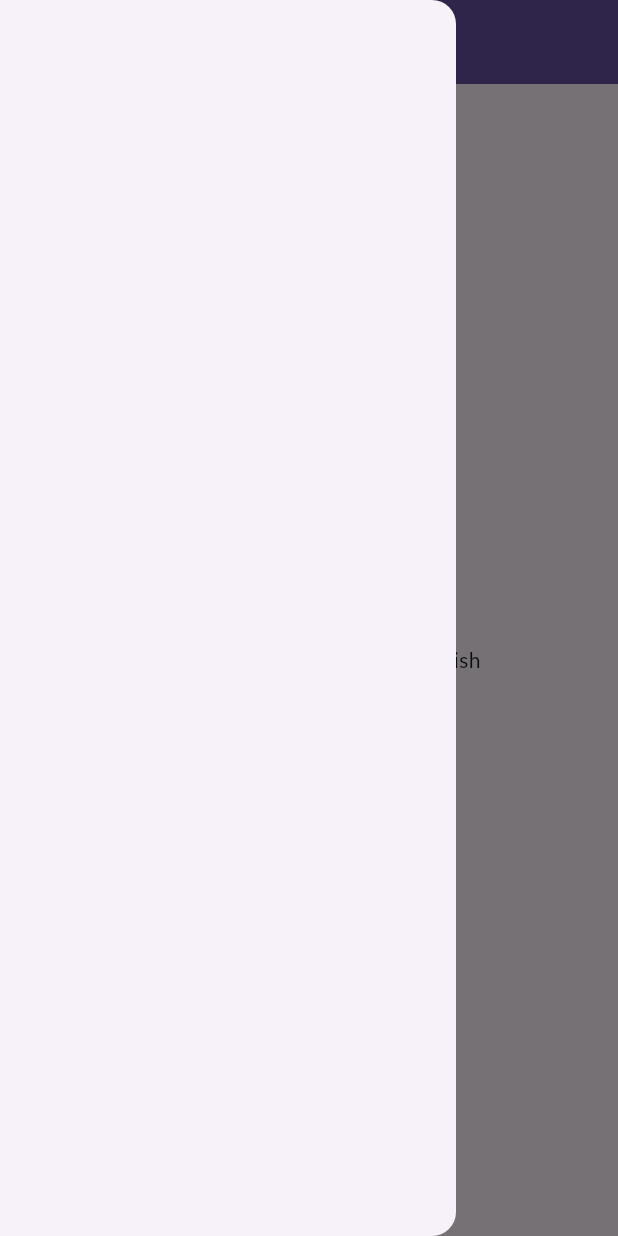
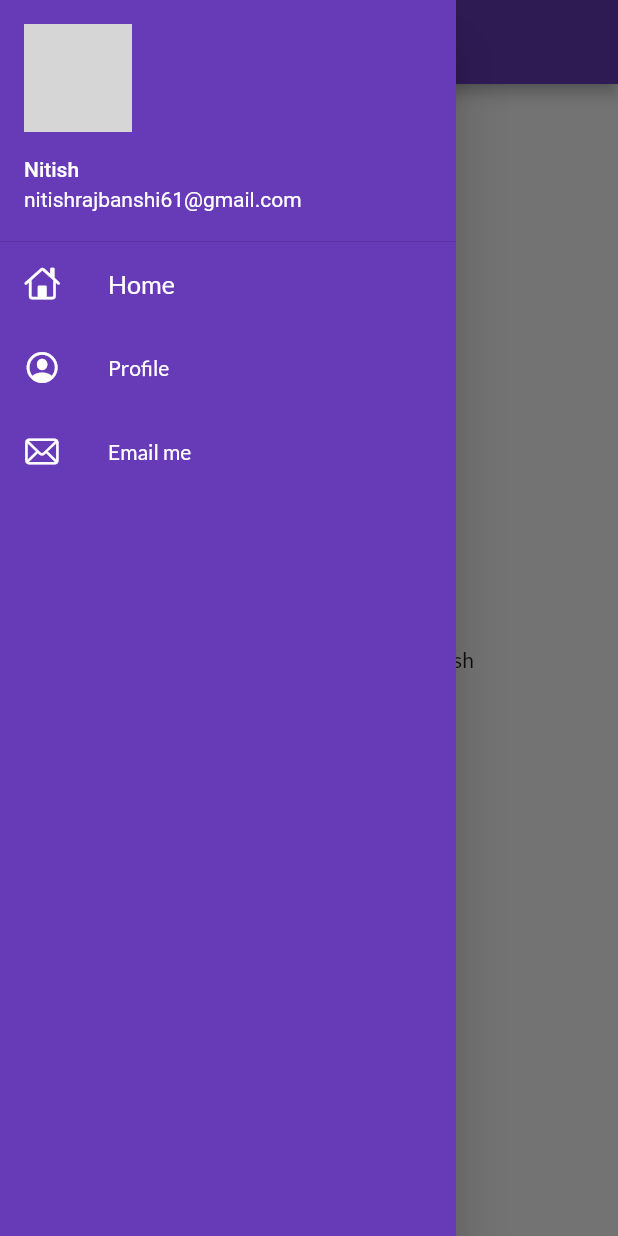
Before and after one commit to Nitish631/flutterStudy, a Flutter app: the screen it shows after launch, with the side drawer open, on a phone screen of 412 x 824 dp. Run offline on Flutter 3.47's test engine with Material 3 defaults, Android fonts, the phone set to English and light mode, and no system bars; our stand-ins replace google_fonts; network calls fail; grey boxes are pictures that could not be loaded.

Commit message:
commited for day5

```diff
--- a/lib/main.dart
+++ b/lib/main.dart
@@ -15,17 +15,17 @@
       debugShowCheckedModeBanner: false,
       themeMode: ThemeMode.light,
       theme: ThemeData(
-        primarySwatch: Colors.blue,
+        primarySwatch: Colors.deepPurple,
         brightness: Brightness.light,
         textTheme: GoogleFonts.latoTextTheme(),
-        // useMaterial3: false
+        useMaterial3: false
         ),
       // darkTheme: ThemeData(
       //   brightness: Brightness.dark
       // ),
       initialRoute: MyRoutes.homeRoute,
       routes: {
-        "/":(context)=>LoginPage(),
+        // "/":(context)=>LoginPage(),
         MyRoutes.homeRoute:(context)=>Homepage(),
         MyRoutes.loginRoute:(context)=>LoginPage()
       }
--- a/lib/screen/Homepage.dart
+++ b/lib/screen/Homepage.dart
@@ -1,4 +1,5 @@
 import 'package:flutter/material.dart';
+import 'package:wigets_and_layouts/widgets/drawer.dart';
 class Homepage extends StatelessWidget {
   const Homepage({super.key});
 
@@ -14,7 +15,7 @@
           child: Text("Welcome to 30 days flutter by nitish"),
         ),
       ),
-      drawer: Drawer(),
+      drawer: MyDrawer(),
     );
   }
 }
--- a/lib/widgets/drawer.dart
+++ b/lib/widgets/drawer.dart
@@ -0,0 +1,70 @@
+import 'package:flutter/cupertino.dart';
+import 'package:flutter/foundation.dart';
+import 'package:flutter/material.dart';
+class MyDrawer extends StatelessWidget {
+  const MyDrawer({super.key});
+
+  @override
+  Widget build(BuildContext context) {
+    final imageUrl="https://www.nitishrajbanshi.com.np/nitishProfile_.jpg";
+    return Drawer(
+      child: Container(
+        color: Colors.deepPurple,
+        child: ListView(
+          padding: EdgeInsets.zero,
+          children: [
+            DrawerHeader(
+              padding: EdgeInsets.zero,
+              margin: EdgeInsets.zero,
+              child: UserAccountsDrawerHeader(
+                margin: EdgeInsets.zero,
+                accountName:Text("Nitish"),
+                accountEmail: Text("nitishrajbanshi61@gmail.com"),
+                currentAccountPicture: CircleAvatar(backgroundImage: NetworkImage(imageUrl),),
+                // decoration: BoxDecoration(color: Colors.deepOrange),
+                ),
+            ),
+            ListTile(
+              leading: Icon(
+                CupertinoIcons.home,
+                color: Colors.white,
+              ),
+              title: Text(
+                "Home",
+                textScaleFactor: 1.2,
+                style: TextStyle(
+                  color: Colors.white,
+                ),
+              ),
+            ),
+            ListTile(
+              leading: Icon(
+                CupertinoIcons.profile_circled,
+                color: Colors.white,
+              ),
+              title: Text(
+                "Profile",
+                style: TextStyle(
+                  color: Colors.white,
+                ),
+              ),
+            ),
+            ListTile(
+              leading: Icon(
+                CupertinoIcons.mail,
+                color: Colors.white,
+              ),
+              title: Text(
+                "Email me",
+                style: TextStyle(
+                  color: Colors.white,
+                ),
+              ),
+            )
+
+          ],
+        ),
+      ),
+    );
+  }
+}
```
